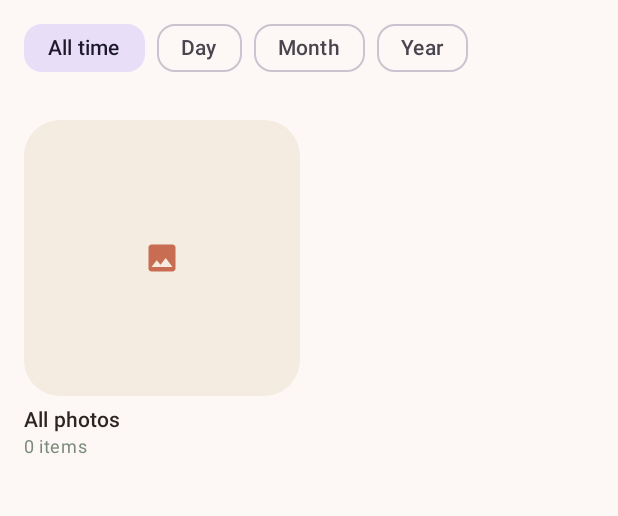
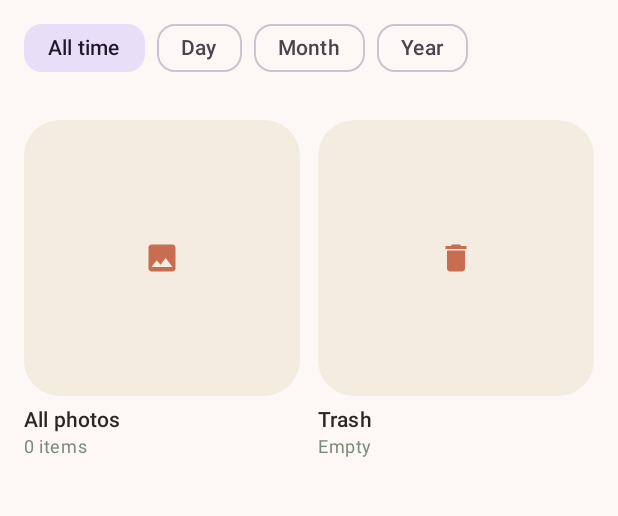
Before and after one commit to inikonoff/Roomie, an Android app built with Jetpack Compose: the FolderListScreen screen opened through its navigation route, on a phone screen of 412 x 824 dp, the part 96-612 px from its top. Run offline under Robolectric (Android 15) with nearby library versions, the phone set to English and light mode, and no system bars; libraries missing offline, so code that uses them is left out: coil3.video.

Commit message:
Zoom anchors at tap point; add a persistent Trash folder
- Long-press zoom now expands from wherever the finger pressed (via
  graphicsLayer transformOrigin computed from the down position), not
  always from the card's center.
- Add a real "Trash" folder tile on the main screen, backed by Room's
  trash_entries table (not the in-session pendingTrash), so trashed
  items and their retention countdown are browsable at any time, not
  only mid-swipe-session. Includes a restore action per item, which
  clears MediaStore's IS_TRASHED flag (Q+) and the local bookkeeping.

```diff
--- a/app/src/main/java/com/roomie/app/ui/ViewModelFactory.kt
+++ b/app/src/main/java/com/roomie/app/ui/ViewModelFactory.kt
@@ -7,6 +7,7 @@ import com.roomie.app.AppContainer
 import com.roomie.app.ui.screens.folders.FolderListViewModel
 import com.roomie.app.ui.screens.settings.SettingsViewModel
 import com.roomie.app.ui.screens.swipe.SwipeSessionViewModel
+import com.roomie.app.ui.screens.trash.TrashFolderViewModel
 
 /** Manual DI: builds each screen's ViewModel from the [AppContainer] the Application owns. */
 class ViewModelFactory(private val container: AppContainer) : ViewModelProvider.Factory {
@@ -14,7 +15,7 @@ class ViewModelFactory(private val container: AppContainer) : ViewModelProvider.
     @Suppress("UNCHECKED_CAST")
     override fun <T : ViewModel> create(modelClass: Class<T>, extras: CreationExtras): T = when (modelClass) {
         FolderListViewModel::class.java ->
-            FolderListViewModel(container.mediaRepository) as T
+            FolderListViewModel(container.mediaRepository, container.trashRepository) as T
 
         SwipeSessionViewModel::class.java ->
             SwipeSessionViewModel(
@@ -27,6 +28,9 @@ class ViewModelFactory(private val container: AppContainer) : ViewModelProvider.
         SettingsViewModel::class.java ->
             SettingsViewModel(container.settingsRepository, container.mediaRepository) as T
 
+        TrashFolderViewModel::class.java ->
+            TrashFolderViewModel(container.trashRepository) as T
+
         else -> throw IllegalArgumentException("Unknown ViewModel class: $modelClass")
     }
 }
--- a/app/src/main/java/com/roomie/app/ui/navigation/RoomieNavHost.kt
+++ b/app/src/main/java/com/roomie/app/ui/navigation/RoomieNavHost.kt
@@ -29,6 +29,8 @@ import com.roomie.app.ui.screens.settings.SettingsViewModel
 import com.roomie.app.ui.screens.summary.SummaryScreen
 import com.roomie.app.ui.screens.swipe.SwipeScreen
 import com.roomie.app.ui.screens.swipe.SwipeSessionViewModel
+import com.roomie.app.ui.screens.trash.TrashFolderScreen
+import com.roomie.app.ui.screens.trash.TrashFolderViewModel
 import com.roomie.app.ui.screens.trash.TrashPreviewScreen
 import java.net.URLDecoder
 import java.net.URLEncoder
@@ -37,6 +39,7 @@ private object Routes {
     const val FOLDERS = "folders"
     const val SWIPE = "swipe/{bucketId}/{displayName}/{period}"
     const val TRASH_PREVIEW = "trash_preview"
+    const val TRASH_FOLDER = "trash_folder"
     const val SUMMARY = "summary"
     const val SWIPE_LIMIT = "swipe_limit"
     const val SETTINGS = "settings"
@@ -114,6 +117,15 @@ fun RoomieNavHost(viewModelFactory: ViewModelFactory) {
                     navController.navigate(Routes.swipe(bucketId, displayName, period))
                 },
                 onOpenSettings = { navController.navigate(Routes.SETTINGS) },
+                onOpenTrash = { navController.navigate(Routes.TRASH_FOLDER) },
+            )
+        }
+
+        composable(Routes.TRASH_FOLDER) {
+            val trashFolderViewModel: TrashFolderViewModel = viewModel(factory = viewModelFactory)
+            TrashFolderScreen(
+                viewModel = trashFolderViewModel,
+                onBack = { navController.popBackStack() },
             )
         }
 
--- a/app/src/main/java/com/roomie/app/ui/screens/folders/FolderListScreen.kt
+++ b/app/src/main/java/com/roomie/app/ui/screens/folders/FolderListScreen.kt
@@ -21,6 +21,7 @@ import androidx.compose.foundation.lazy.grid.GridCells
 import androidx.compose.foundation.lazy.grid.LazyVerticalGrid
 import androidx.compose.foundation.lazy.grid.items as gridItems
 import androidx.compose.material.icons.Icons
+import androidx.compose.material.icons.filled.Delete
 import androidx.compose.material.icons.filled.Photo
 import androidx.compose.material.icons.filled.Settings
 import androidx.compose.material3.Button
@@ -55,8 +56,10 @@ fun FolderListScreen(
     viewModel: FolderListViewModel,
     onOpenFolder: (bucketId: Long?, displayName: String, period: PeriodFilter) -> Unit,
     onOpenSettings: () -> Unit,
+    onOpenTrash: () -> Unit,
 ) {
     val uiState by viewModel.uiState.collectAsState()
+    val trashCount by viewModel.trashCount.collectAsState()
     val context = LocalContext.current
 
     val requiredPermissions = remember {
@@ -104,8 +107,10 @@ fun FolderListScreen(
                 modifier = Modifier.padding(padding),
                 folders = uiState.folders,
                 period = uiState.period,
+                trashCount = trashCount,
                 onPeriodSelected = viewModel::onPeriodSelected,
                 onOpenFolder = onOpenFolder,
+                onOpenTrash = onOpenTrash,
             )
         }
     }
@@ -148,8 +153,10 @@ private fun FolderGrid(
     modifier: Modifier = Modifier,
     folders: List<GalleryFolder>,
     period: PeriodFilter,
+    trashCount: Int,
     onPeriodSelected: (PeriodFilter) -> Unit,
     onOpenFolder: (Long?, String, PeriodFilter) -> Unit,
+    onOpenTrash: () -> Unit,
 ) {
     Column(modifier = modifier.fillMaxSize()) {
         PeriodFilterRow(selected = period, onSelected = onPeriodSelected)
@@ -165,6 +172,9 @@ private fun FolderGrid(
                     totalCount = folders.sumOf { it.itemCount },
                     onClick = { onOpenFolder(null, "All photos", period) },
                 )
+            }
+            item {
+                TrashCard(itemCount = trashCount, onClick = onOpenTrash)
             }
             gridItems(folders, key = { it.bucketId }) { folder ->
                 FolderCard(
@@ -205,6 +215,17 @@ private fun AllPhotosCard(totalCount: Int, onClick: () -> Unit) {
         subtitle = "$totalCount items",
         coverUri = null,
         icon = Icons.Filled.Photo,
+        onClick = onClick,
+    )
+}
+
+@Composable
+private fun TrashCard(itemCount: Int, onClick: () -> Unit) {
+    FolderTile(
+        title = "Trash",
+        subtitle = if (itemCount == 0) "Empty" else "$itemCount items",
+        coverUri = null,
+        icon = Icons.Filled.Delete,
         onClick = onClick,
     )
 }
--- a/app/src/main/java/com/roomie/app/ui/screens/folders/FolderListViewModel.kt
+++ b/app/src/main/java/com/roomie/app/ui/screens/folders/FolderListViewModel.kt
@@ -5,9 +5,13 @@ import androidx.lifecycle.viewModelScope
 import com.roomie.app.data.media.GalleryFolder
 import com.roomie.app.data.media.MediaRepository
 import com.roomie.app.data.media.PeriodFilter
+import com.roomie.app.data.trash.TrashRepository
 import kotlinx.coroutines.flow.MutableStateFlow
+import kotlinx.coroutines.flow.SharingStarted
 import kotlinx.coroutines.flow.StateFlow
 import kotlinx.coroutines.flow.asStateFlow
+import kotlinx.coroutines.flow.map
+import kotlinx.coroutines.flow.stateIn
 import kotlinx.coroutines.flow.update
 import kotlinx.coroutines.launch
 
@@ -18,10 +22,19 @@ data class FolderListUiState(
     val hasMediaPermission: Boolean = true,
 )
 
-class FolderListViewModel(private val mediaRepository: MediaRepository) : ViewModel() {
+class FolderListViewModel(
+    private val mediaRepository: MediaRepository,
+    trashRepository: TrashRepository,
+) : ViewModel() {
 
     private val _uiState = MutableStateFlow(FolderListUiState())
     val uiState: StateFlow<FolderListUiState> = _uiState.asStateFlow()
+
+    val trashCount: StateFlow<Int> = trashRepository.observeTrash().map { it.size }.stateIn(
+        scope = viewModelScope,
+        started = SharingStarted.WhileSubscribed(5_000),
+        initialValue = 0,
+    )
 
     fun onPermissionResult(granted: Boolean) {
         _uiState.update { it.copy(hasMediaPermission = granted) }
```
Also changed, not shown: app/src/main/java/com/roomie/app/data/trash/TrashRepository.kt (+27 -0 lines), app/src/main/java/com/roomie/app/ui/screens/swipe/SwipeScreen.kt (+14 -4 lines), app/src/main/java/com/roomie/app/ui/screens/trash/TrashFolderScreen.kt (added, +139 -0 lines), app/src/main/java/com/roomie/app/ui/screens/trash/TrashFolderViewModel.kt (added, +27 -0 lines).
